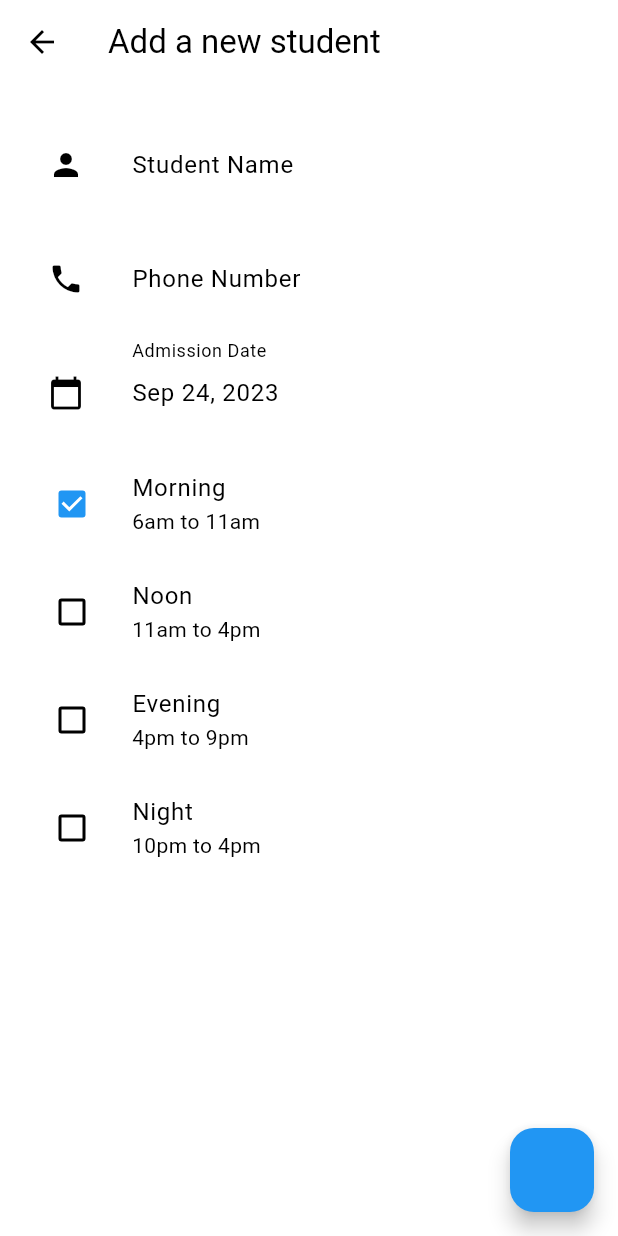
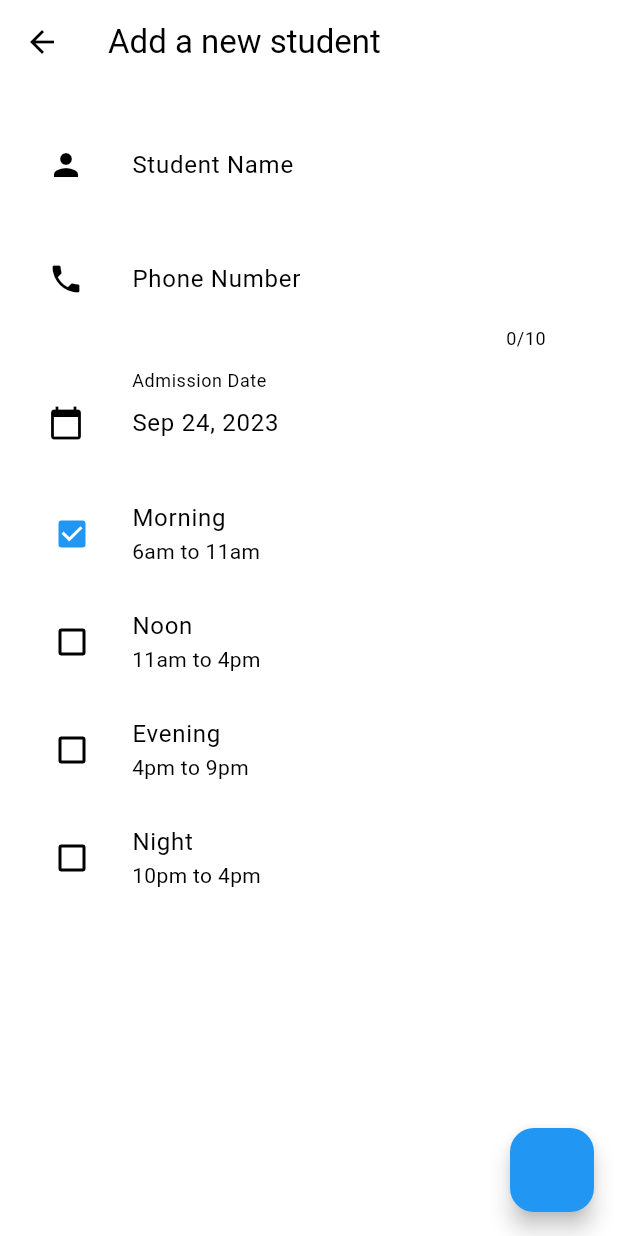
Before and after one commit to jaswantk917/library_manager, a Flutter app: the MyHomePage screen opened directly, after a tap on the "add" icon, on a phone screen of 412 x 824 dp. Run offline on Flutter 3.47's test engine with Material 2 defaults, Android fonts, the phone set to English and light mode, and no system bars; drawn by our look-alikes of dynamic_color; our stand-ins replace bloc, cloud_firestore, equatable, firebase_auth, firebase_core, flutter_bloc and 8 more; missing offline and left inert: a package; accounts and stored records are empty.

Commit message:
add student online

```diff
--- a/lib/blocs/student_list/student_list_bloc.dart
+++ b/lib/blocs/student_list/student_list_bloc.dart
@@ -1,3 +1,5 @@
+import 'dart:developer';
+
 import 'package:flutter_bloc/flutter_bloc.dart';
 import 'package:equatable/equatable.dart';
 import 'package:library_management/models/custom_error.dart';
@@ -21,6 +23,7 @@ class StudentListBloc extends Bloc<StudentListEvent, StudentListState> {
           students: students,
         ));
       } catch (e) {
+        log('caught error on loading');
         emit(state.copyWith(
           error: CustomError(message: e.toString()),
           status: StudentListLoadingStatus.error,
@@ -29,24 +32,27 @@ class StudentListBloc extends Bloc<StudentListEvent, StudentListState> {
     });
     on<AddStudentEvent>(
       (event, emit) async {
+        log('here123');
         emit(
           state.copyWith(
-            status: StudentListLoadingStatus.loadedList,
+            addStatus: StudentAddingStatus.addding,
           ),
         );
+        log('waiting for 3 seconds');
+        await Future.delayed(const Duration(seconds: 3));
         try {
           await _studentRepository.addStudent(event.student);
         } catch (e) {
           emit(state.copyWith(
             error: CustomError(message: e.toString()),
-            status: StudentListLoadingStatus.error,
+            addStatus: StudentAddingStatus.error,
           ));
         }
         List<Student> students = state.students;
         students.add(event.student);
         emit(state.copyWith(
           students: students,
-          status: StudentListLoadingStatus.loadedList,
+          addStatus: StudentAddingStatus.added,
         ));
       },
     );
@@ -59,11 +65,17 @@ class StudentListBloc extends Bloc<StudentListEvent, StudentListState> {
           students: students,
         ));
       } catch (e) {
+        log('caught error on refreshing');
         emit(state.copyWith(
           error: CustomError(message: e.toString()),
           status: StudentListLoadingStatus.error,
         ));
       }
     });
+    on<AddStudentEventInitial>(
+      (event, emit) {
+        emit(state.copyWith(addStatus: StudentAddingStatus.initial));
+      },
+    );
   }
 }
--- a/lib/blocs/student_list/student_list_event.dart
+++ b/lib/blocs/student_list/student_list_event.dart
@@ -25,6 +25,7 @@ class AddStudentEvent extends StudentListEvent {
   String toString() => 'AddStudentEvent(student: $student)';
 }
 
+class AddStudentEventInitial extends StudentListEvent {}
 // class GetStudentByIdEvent extends StudentListEvent {
 //   final String id;
 //   const GetStudentByIdEvent({
--- a/lib/blocs/student_list/student_list_state.dart
+++ b/lib/blocs/student_list/student_list_state.dart
@@ -10,33 +10,46 @@ enum StudentListLoadingStatus {
   refreshing,
 }
 
+enum StudentAddingStatus {
+  initial,
+  added,
+  error,
+  addding,
+}
+
 class StudentListState extends Equatable {
   final List<Student> students;
   final CustomError error;
   final StudentListLoadingStatus status;
+  final StudentAddingStatus addStatus;
   const StudentListState({
     required this.students,
+    required this.error,
     required this.status,
-    required this.error,
+    required this.addStatus,
   });
 
   factory StudentListState.initial() => const StudentListState(
-      students: [],
-      status: StudentListLoadingStatus.initial,
-      error: CustomError());
+        students: [],
+        status: StudentListLoadingStatus.initial,
+        error: CustomError(),
+        addStatus: StudentAddingStatus.initial,
+      );
 
   @override
-  List<Object> get props => [students, error, status];
+  List<Object> get props => [students, error, status, addStatus];
 
   StudentListState copyWith({
     List<Student>? students,
     CustomError? error,
     StudentListLoadingStatus? status,
+    StudentAddingStatus? addStatus,
   }) {
     return StudentListState(
       students: students ?? this.students,
       error: error ?? this.error,
       status: status ?? this.status,
+      addStatus: addStatus ?? this.addStatus,
     );
   }
 
--- a/lib/repositories/student_list_repository.dart
+++ b/lib/repositories/student_list_repository.dart
@@ -1,4 +1,6 @@
 // ignore_for_file: public_member_api_docs, sort_constructors_first
+import 'dart:developer';
+
 import 'package:cloud_firestore/cloud_firestore.dart';
 import 'package:firebase_auth/firebase_auth.dart' as fb_auth;
 import 'package:library_management/constants/db_constants.dart';
@@ -17,15 +19,27 @@ class StudentRepository {
   })  : _firebaseAuth = firebaseAuth,
         _firebaseFirestore = firebaseFirestore;
   Future<List<Student>> fetchStudentList() async {
-    QuerySnapshot<Map<String, dynamic>> snapshot = await studentListRef.get();
-    return snapshot.docs
-        .map((docSnapshot) => Student.fromJson(docSnapshot.data()))
-        .toList();
+    try {
+      QuerySnapshot<Map<String, dynamic>> snapshot = await studentListRef.get();
+      return snapshot.docs
+          .map((docSnapshot) => Student.fromJson(docSnapshot.data()))
+          .toList();
+    } on fb_auth.FirebaseAuthException catch (e) {
+      log('firebase error');
+      throw CustomError(code: e.code, message: e.message!, plugin: e.plugin);
+    } catch (e) {
+      log('here error');
+      throw const CustomError(
+        code: 'Exception',
+        message: 'flutter error/server error',
+        plugin: '',
+      );
+    }
   }
 
   Future<void> addStudent(Student student) async {
     try {
-      studentListRef.doc(student.phone.toString()).set(student.toJson());
+      studentListRef.doc(student.id).set(student.toJson());
     } on fb_auth.FirebaseAuthException catch (e) {
       throw CustomError(code: e.code, message: e.message!, plugin: e.plugin);
     } catch (e) {
--- a/lib/screens/add_student.dart
+++ b/lib/screens/add_student.dart
@@ -1,7 +1,12 @@
+import 'dart:developer';
+
 import 'package:cloud_firestore/cloud_firestore.dart';
 import 'package:firebase_auth/firebase_auth.dart';
 import 'package:flutter/material.dart';
+import 'package:flutter_bloc/flutter_bloc.dart';
 import 'package:intl/intl.dart';
+import 'package:library_management/blocs/student_list/student_list_bloc.dart';
+import 'package:library_management/models/attendance_model.dart';
 import 'package:library_management/models/student_model.dart';
 import 'package:library_management/repositories/student_list_repository.dart';
 import 'package:library_management/screens/qr_show_page.dart';
@@ -36,6 +41,7 @@ class _AddStudentFormState extends State<AddStudentForm> {
   bool noon = getCurrentSlot() == Slots.noon;
   bool evening = getCurrentSlot() == Slots.evening;
   bool night = getCurrentSlot() == Slots.night;
+  late final String id;
 
   Future<void> _selectDate() async {
     final DateTime? picked = await showDatePicker(
@@ -62,16 +68,31 @@ class _AddStudentFormState extends State<AddStudentForm> {
 
   @override
   void initState() {
-    studentRepository = StudentRepository(
-        firebaseAuth: FirebaseAuth.instance,
-        firebaseFirestore: FirebaseFirestore.instance);
+    context.read<StudentListBloc>().add(AddStudentEventInitial());
     super.initState();
   }
 
   final _formKey = GlobalKey<FormState>();
   @override
   Widget build(BuildContext context) {
-    return Scaffold(
+    return BlocListener<StudentListBloc, StudentListState>(
+      listener: (context, state) {
+        log(state.addStatus.name);
+        if (state.addStatus == StudentAddingStatus.added) {
+          if (context.mounted) {
+            ScaffoldMessenger.of(context).showSnackBar(
+              const SnackBar(content: Text('Added')),
+            );
+          }
+
+          if (context.mounted) {
+            Navigator.of(context).push(MaterialPageRoute(
+                builder: (context) =>
+                    QRShowScreen(title: studentName, data: id)));
+          }
+        }
+      },
+      child: Scaffold(
         body: Hero(
           tag: 'addstud',
           child: SafeArea(
@@ -83,8 +104,8 @@ class _AddStudentFormState extends State<AddStudentForm> {
                     height: 16,
                   ),
                   Padding(
-                  padding:
-                      const EdgeInsets.symmetric(horizontal: 32, vertical: 10),
+                    padding: const EdgeInsets.symmetric(
+                        horizontal: 32, vertical: 10),
                     child: TextFormField(
                       decoration: const InputDecoration(
                         border: OutlineInputBorder(),
@@ -105,9 +126,10 @@ class _AddStudentFormState extends State<AddStudentForm> {
                     ),
                   ),
                   Padding(
-                  padding:
-                      const EdgeInsets.symmetric(horizontal: 32, vertical: 10),
+                    padding: const EdgeInsets.symmetric(
+                        horizontal: 32, vertical: 10),
                     child: TextFormField(
+                      maxLength: 10,
                       decoration: const InputDecoration(
                         border: OutlineInputBorder(),
                         labelText: 'Phone Number',
@@ -129,8 +151,8 @@ class _AddStudentFormState extends State<AddStudentForm> {
                     ),
                   ),
                   Padding(
-                  padding:
-                      const EdgeInsets.symmetric(horizontal: 32, vertical: 10),
+                    padding: const EdgeInsets.symmetric(
+                        horizontal: 32, vertical: 10),
                     child: TextFormField(
                       decoration: const InputDecoration(
                         border: OutlineInputBorder(),
@@ -148,8 +170,9 @@ class _AddStudentFormState extends State<AddStudentForm> {
                       onTap: () {
                         setState(() {
                           _selectDate();
-                        dateInput.text =
-                            DateFormat.yMMMd().format(selectedDate).toString();
+                          dateInput.text = DateFormat.yMMMd()
+                              .format(selectedDate)
+                              .toString();
                         });
                       },
                     ),
@@ -248,12 +271,15 @@ class _AddStudentFormState extends State<AddStudentForm> {
           title: const Text('Add a new student'),
         ),
         floatingActionButton: FloatingActionButton(
-        onPressed: (noon || evening || night || morning)
+          onPressed: (noon || evening || night || morning) &&
+                  context.watch<StudentListBloc>().state.addStatus ==
+                      StudentAddingStatus.initial
               ? () async {
                   if (_formKey.currentState!.validate()) {
-                  final String id = const Uuid().v1();
-                  await studentRepository.addStudent(
-                    Student(
+                    log('here 0');
+                    id = const Uuid().v1();
+                    context.read<StudentListBloc>().add(AddStudentEvent(
+                          student: Student(
                             name: studentName,
                             phone: int.parse(studentPhone),
                             admissionDate: selectedDate,
@@ -261,18 +287,7 @@ class _AddStudentFormState extends State<AddStudentForm> {
                             slots: getSlots(),
                             id: id,
                           ),
-                  );
-                  if (context.mounted) {
-                    ScaffoldMessenger.of(context).showSnackBar(
-                      const SnackBar(content: Text('Added')),
-                    );
-                  }
-
-                  if (context.mounted) {
-                    Navigator.of(context).push(MaterialPageRoute(
-                        builder: (context) =>
-                            QRShowScreen(title: studentName, data: id)));
-                  }
+                        ));
                   }
                 }
               : () {
@@ -286,7 +301,11 @@ class _AddStudentFormState extends State<AddStudentForm> {
           backgroundColor: (noon || evening || night || morning)
               ? Theme.of(context).colorScheme.primaryContainer
               : Theme.of(context).colorScheme.secondary,
-        child: const Icon(Icons.check),
+          child: context.watch<StudentListBloc>().state.addStatus ==
+                  StudentAddingStatus.addding
+              ? const CircularProgressIndicator.adaptive()
+              : const Icon(Icons.check),
+        ),
       ),
     );
   }
--- a/lib/screens/students_list.dart
+++ b/lib/screens/students_list.dart
@@ -1,3 +1,5 @@
+import 'dart:developer';
+
 import 'package:flutter/material.dart';
 import 'package:flutter_bloc/flutter_bloc.dart';
 import 'package:intl/intl.dart';
```
Also changed, not shown: lib/utils/error_dialog.dart (+0 -18 lines). Lines whose indentation alone changed are shown as unchanged.
